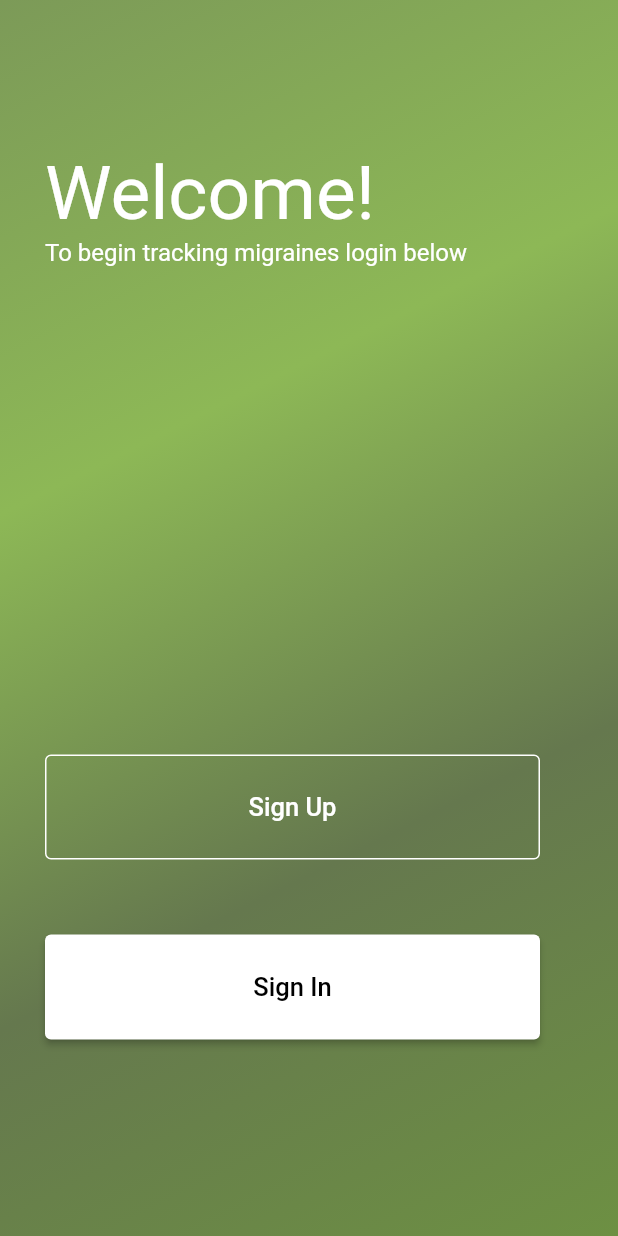
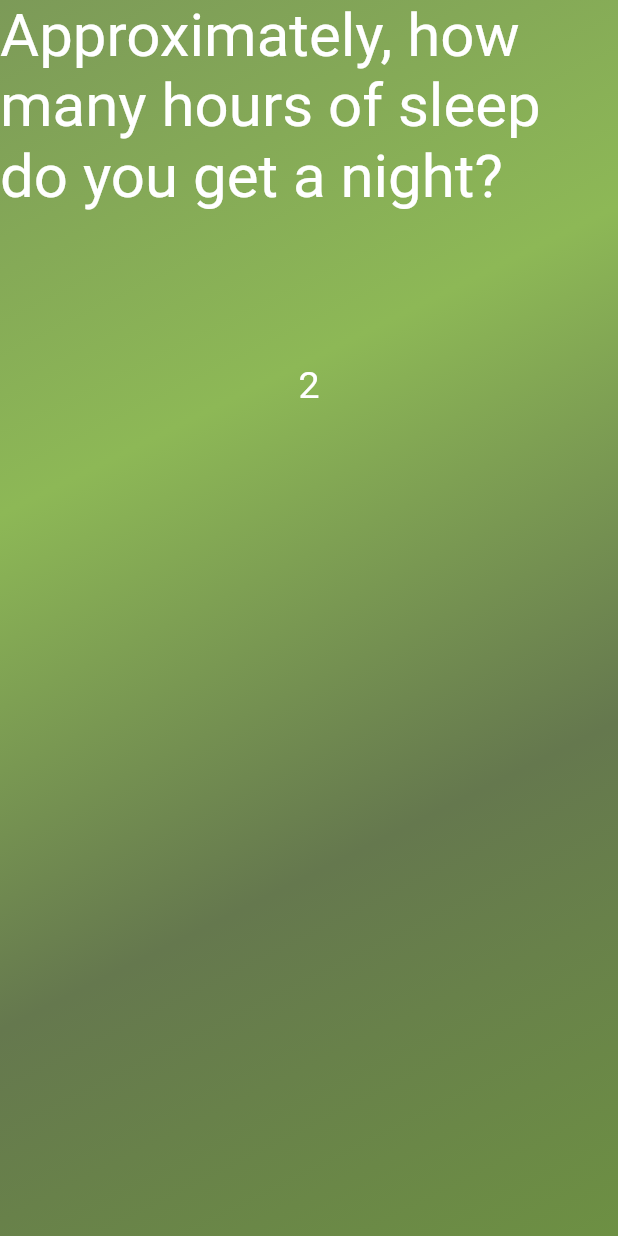
Before and after one commit to senior-design-2022-23/sr-design-w1-tracy, a Flutter app: the screen it shows after launch, on a phone screen of 412 x 824 dp. Run offline on Flutter 3.47's test engine with Material 2 defaults, Android fonts, the phone set to English and light mode, and no system bars; drawn by our look-alikes of carousel_slider; our stand-ins replace google_sign_in, parse_server_sdk_flutter; missing offline and left inert: dart:js.

Commit message:
Added carousel dependency, sleeppage just needs arrows for sliding L & R

```diff
--- a/lib/main.dart
+++ b/lib/main.dart
@@ -1,5 +1,5 @@
 import 'package:flutter/material.dart';
-import 'package:migraine_aid/src/features/profiling/presentation/medicalpage.dart';
+import 'package:migraine_aid/src/features/profiling/presentation/sleeppage.dart';
 // import 'package:migraine_aid/src/features/profiling/presentation/dietpage.dart'; // Here for testing one page at a time
 import 'package:migraine_aid/src/shared/welcome.dart';
 import 'package:parse_server_sdk_flutter/parse_server_sdk.dart';
@@ -22,7 +22,7 @@ class MyApp extends StatelessWidget {
   @override
   Widget build(BuildContext context) {
     return const MaterialApp(
-      home: WelcomePage(), // Initial page upon launch
+      home: SleepPage(), // Initial page upon launch
     );
   }
 }
--- a/lib/src/features/profiling/presentation/medicalpage.dart
+++ b/lib/src/features/profiling/presentation/medicalpage.dart
@@ -48,4 +48,7 @@ class MedicalPageIntro extends StatelessWidget {
         )
       );
   }
+
+
+
 }
--- /dev/null
+++ b/lib/src/features/profiling/presentation/sleeppage.dart
@@ -0,0 +1,57 @@
+import 'package:flutter/material.dart';
+import 'package:carousel_slider/carousel_slider.dart';
+
+
+class SleepPage extends StatelessWidget {
+  const SleepPage ({Key? key}) : super(key: key);
+
+  @override
+  Widget build(BuildContext context) {
+    CarouselController ccontroller = CarouselController();
+    List<String> hrsSlept = ["2", "3", "4", "5", "6", "7", "8", "9", "10"];
+
+    return Container(
+      decoration: const BoxDecoration(
+          gradient: LinearGradient(
+              begin: Alignment.topLeft,
+              end: Alignment.bottomRight,
+              colors: [
+                Color.fromARGB(255, 124, 154, 88),
+                Color.fromARGB(255, 141, 184, 86),
+                Color.fromARGB(255, 101, 120, 78),
+                Color.fromARGB(255, 109, 144, 67)
+              ])),
+      child: Scaffold(
+        backgroundColor: Colors.transparent,
+        body: Container (
+          child: Column(
+            crossAxisAlignment: CrossAxisAlignment.start,
+            children: <Widget>[
+              const Text(
+                "Approximately, how many hours of sleep do you get a night?",
+                style: TextStyle(
+                  fontSize: 40,
+                  color: Colors.white
+                )
+              ),
+              CarouselSlider(
+                carouselController: ccontroller,
+                options: CarouselOptions(),
+                items: hrsSlept.map((e) => Container(
+                    color: Colors.transparent,
+                    child: Center(child:
+                    Text(e.toString(),
+                    style: const TextStyle(
+                      fontSize: 25,
+                      color: Colors.white),
+                    )),
+                )).toList()
+              )
+            ],
+          )
+      )
+      )
+    );
+  }
+
+}
--- a/pubspec.yaml
+++ b/pubspec.yaml
@@ -30,6 +30,7 @@ environment:
 # versions available, run `flutter pub outdated`.
 dependencies:
   parse_server_sdk_flutter: ^3.1.0
+  carousel_slider: ^4.2.1
   flutter:
     sdk: flutter
 
```
Also changed, not shown: pubspec.lock.
